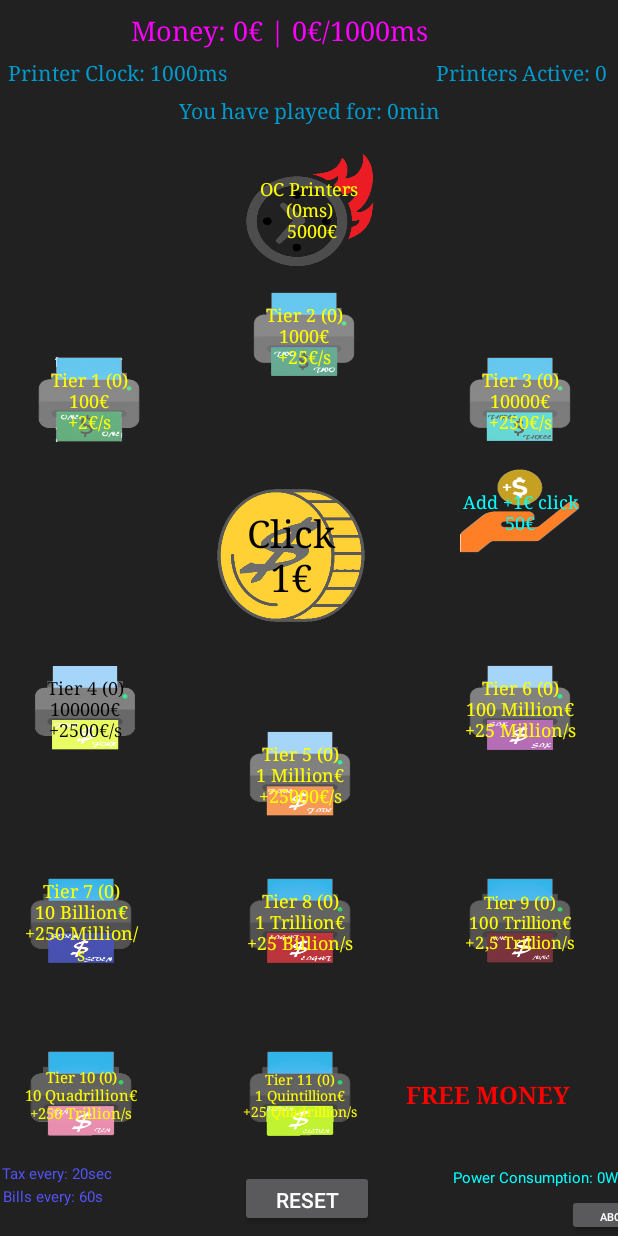
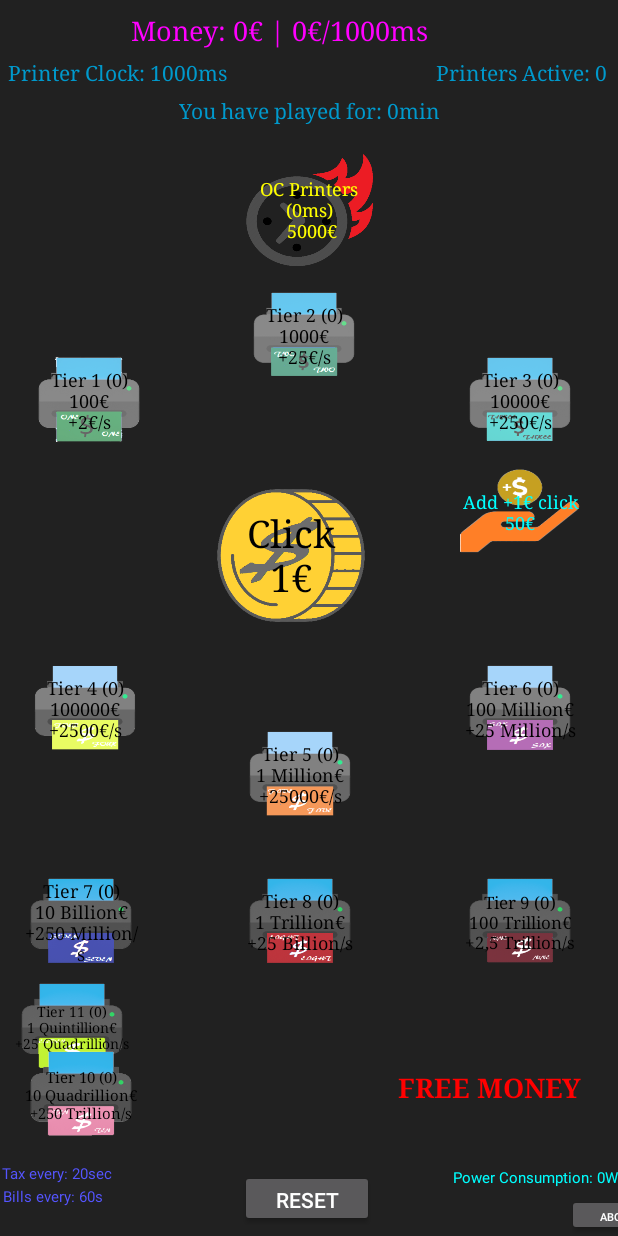
Before and after one commit to ongakken/TaxTheGame, an Android app: the screen it shows after launch (MainActivity), on a phone screen of 412 x 824 dp. Run offline under Robolectric (Android 15) with nearby library versions, the light colour scheme and no system bars; our stand-ins replace AdMob; 3 statements that could not run were skipped.

Commit message:
made the game a little harder to beat; changed some UI colors to be more user-friendly;

```diff
--- a/app/src/main/java/com/simtoonsoftware/taxthegame/MainActivity.java
+++ b/app/src/main/java/com/simtoonsoftware/taxthegame/MainActivity.java
@@ -578,7 +578,7 @@ public class MainActivity extends AppCompatActivity implements Runnable, Rewarde
                     printers += 1;
                     printert9 += 1;
                     printerpower += 2500000000000L;
-                    Wpower += 250;
+                    Wpower += 300;
                 } else if (100000000000000L >= money) {
                     Toast.makeText(context, "Not enough money!", duration).show();
                 }
@@ -593,7 +593,7 @@ public class MainActivity extends AppCompatActivity implements Runnable, Rewarde
                     printers += 1;
                     printert10 += 1;
                     printerpower += 250000000000000L;
-                    Wpower += 250;
+                    Wpower += 350;
                 } else if (10000000000000000L >= money) {
                     Toast.makeText(context, "Not enough money!", duration).show();
                 }
@@ -608,7 +608,7 @@ public class MainActivity extends AppCompatActivity implements Runnable, Rewarde
                     printers += 1;
                     printert11 += 1;
                     printerpower += 25000000000000000L;
-                    Wpower += 250;
+                    Wpower += 450;
                 } else if (1000000000000000000L >= money) {
                     Toast.makeText(context, "Not enough money!", duration).show();
                 }
--- a/app/src/main/res/layout/activity_main.xml
+++ b/app/src/main/res/layout/activity_main.xml
@@ -21,7 +21,7 @@
         android:fontFamily="serif"
         android:text="Tier 8 (0)\n1000000000000€\n+10000000€/s"
         android:textAllCaps="false"
-        android:textColor="#ffff00"
+        android:textColor="#000000"
         android:textSize="12sp"
         android:typeface="serif"
         app:layout_constraintBottom_toBottomOf="parent"
@@ -44,7 +44,7 @@
         android:fontFamily="serif"
         android:text="Tier 9 (0)\n100000000000000€\n+100000000€/s"
         android:textAllCaps="false"
-        android:textColor="#ffff00"
+        android:textColor="#000000"
         android:textSize="11sp"
         android:typeface="serif"
         app:layout_constraintBottom_toBottomOf="parent"
@@ -172,10 +172,10 @@
         android:layout_marginRight="8dp"
         android:layout_marginBottom="4dp"
         android:background="@drawable/tier_1_printer"
+        android:textColor="#000000"
         android:fontFamily="serif"
         android:text="Tier 1 (0)\n100€\n+1€/s"
         android:textAllCaps="false"
-        android:textColor="#ffff00"
         android:textSize="12sp"
         android:typeface="serif"
         app:layout_constraintBottom_toTopOf="@+id/cashbutton"
@@ -194,7 +194,7 @@
         android:fontFamily="serif"
         android:text="Tier 2 (0)\n1000€\n+10€/s"
         android:textAllCaps="false"
-        android:textColor="#ffff00"
+        android:textColor="#000000"
         android:textSize="12sp"
         android:typeface="serif"
         app:layout_constraintBottom_toTopOf="@+id/cashbutton"
@@ -213,7 +213,7 @@
         android:background="@drawable/tier_3_printer"
         android:fontFamily="serif"
         android:text="Tier 3 (0)\n10000€\n+100€/s"
-        android:textColor="#ffff00"
+        android:textColor="#000000"
         android:textAllCaps="false"
         android:textSize="12sp"
         android:typeface="serif"
@@ -252,7 +252,7 @@
         android:fontFamily="serif"
         android:text="Tier 5 (0)\n1000000€\n+10000€/s"
         android:textAllCaps="false"
-        android:textColor="#ffff00"
+        android:textColor="#000000"
         android:textSize="12sp"
         android:typeface="serif"
         app:layout_constraintBottom_toBottomOf="parent"
@@ -275,7 +275,7 @@
         android:background="@drawable/tier_6_printer"
         android:textSize="12sp"
         android:typeface="serif"
-        android:textColor="#ffff00"
+        android:textColor="#000000"
         app:layout_constraintEnd_toEndOf="parent"
         app:layout_constraintHorizontal_bias="0.661"
         app:layout_constraintStart_toEndOf="@+id/cashbutton"
@@ -284,13 +284,11 @@
     <Button
         android:id="@+id/adbutton"
         style="@android:style/Widget.DeviceDefault.Button.Borderless.Small"
-        android:layout_width="146dp"
-        android:layout_height="56dp"
+        android:layout_width="156dp"
+        android:layout_height="67dp"
         android:layout_marginStart="8dp"
-        android:layout_marginLeft="8dp"
         android:layout_marginTop="8dp"
         android:layout_marginEnd="8dp"
-        android:layout_marginRight="8dp"
         android:layout_marginBottom="8dp"
         android:fontFamily="serif"
         android:minWidth="0dp"
@@ -298,7 +296,7 @@
         android:text="Free money"
         android:textAlignment="center"
         android:textColor="#ff0000"
-        android:textSize="16sp"
+        android:textSize="18sp"
         android:textStyle="bold"
         android:typeface="serif"
         app:layout_constraintBottom_toTopOf="@+id/powerusage"
@@ -434,7 +432,7 @@
         android:fontFamily="serif"
         android:text="Tier 7 (0)\n10000000000€\n+1000000€/s"
         android:textAllCaps="false"
-        android:textColor="#ffff00"
+        android:textColor="#000000"
         android:textSize="12sp"
         android:typeface="serif"
         app:layout_constraintBottom_toBottomOf="parent"
@@ -449,23 +447,21 @@
         android:layout_width="80dp"
         android:layout_height="70dp"
         android:layout_marginStart="8dp"
-        android:layout_marginLeft="8dp"
         android:layout_marginEnd="8dp"
-        android:layout_marginRight="8dp"
         android:layout_marginBottom="8dp"
         android:background="@drawable/tier_11_printer"
         android:fontFamily="serif"
         android:text="Tier 11 (0)\n1000000000000000000€\n+10000000000€/s"
         android:textAllCaps="false"
-        android:textColor="#ffff00"
+        android:textColor="#000000"
         android:textSize="9sp"
         android:typeface="serif"
         app:layout_constraintBottom_toBottomOf="parent"
         app:layout_constraintEnd_toEndOf="parent"
-        app:layout_constraintHorizontal_bias="0.482"
+        app:layout_constraintHorizontal_bias="0.0"
         app:layout_constraintStart_toStartOf="parent"
         app:layout_constraintTop_toBottomOf="@+id/cashbutton"
-        app:layout_constraintVertical_bias="0.837" />
+        app:layout_constraintVertical_bias="0.693" />
 
     <Button
         android:id="@+id/machineT10"
@@ -480,7 +476,7 @@
         android:fontFamily="serif"
         android:text="Tier 10 (0)\n10000000000000000€\n+1000000000€/s"
         android:textAllCaps="false"
-        android:textColor="#ffff00"
+        android:textColor="#000000"
         android:textSize="10sp"
         android:typeface="serif"
         app:layout_constraintBottom_toBottomOf="parent"
```
